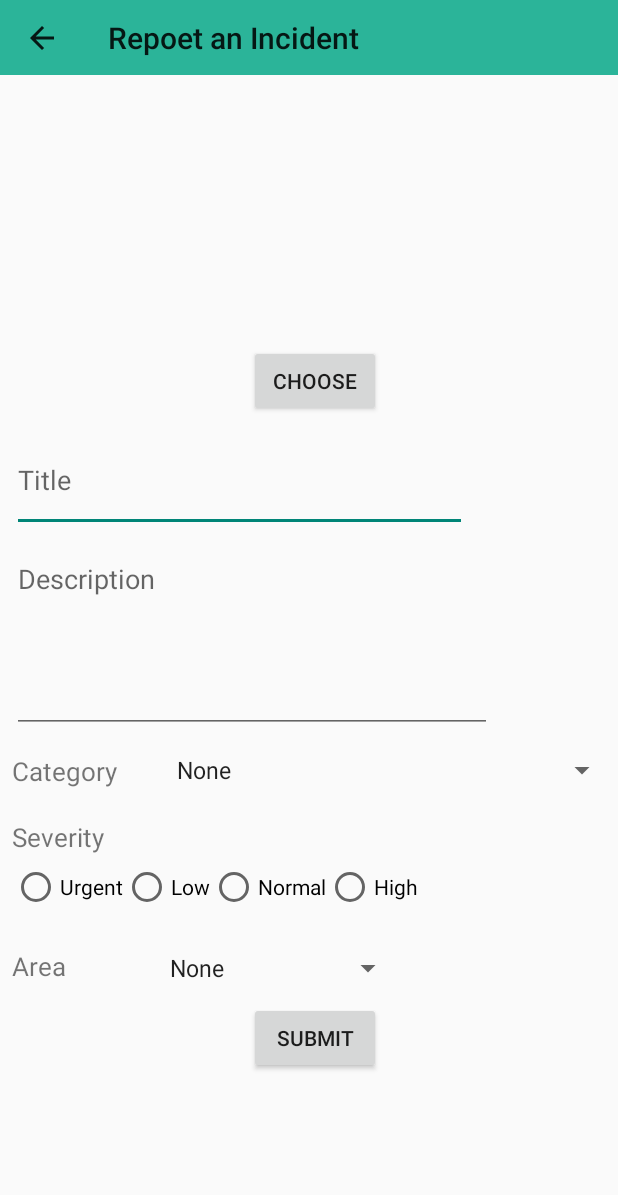
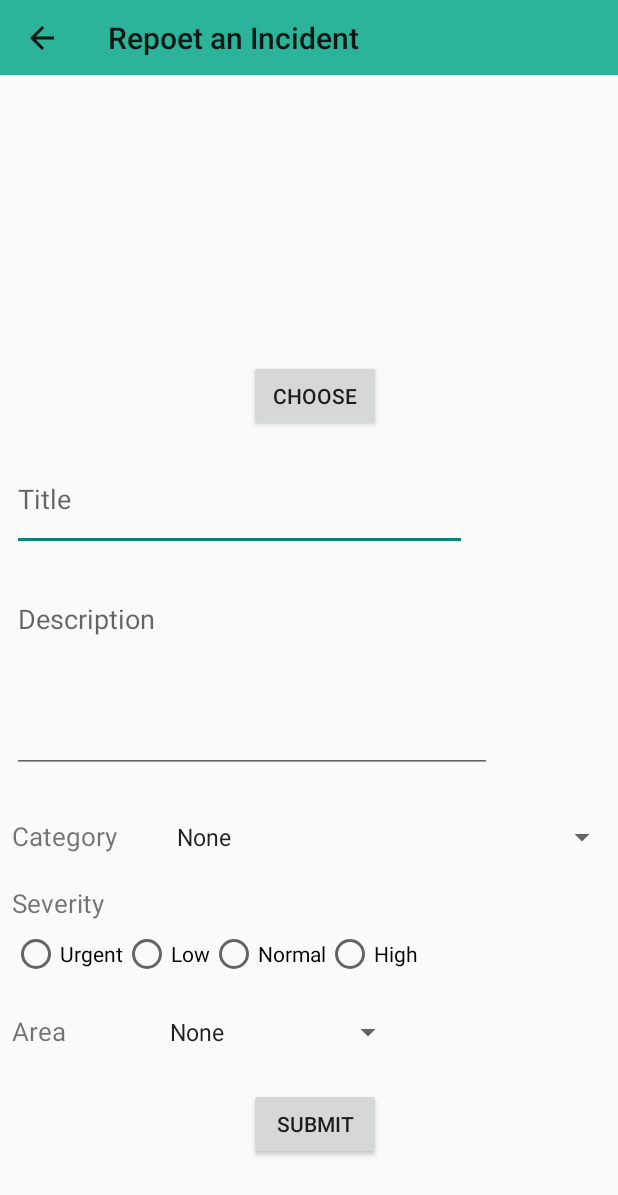
Before and after one commit to Ashenn1/IncidentsCrowdsourcingSystem-GP, an Android app: the ReportIncidentActivity screen opened directly, with no data from a screen before it, on a phone screen of 412 x 824 dp. Shown: the top 1195 px of the screen. Run offline under Robolectric (Android 15) with nearby library versions, the phone set to English and light mode, and no system bars; our stand-ins replace Volley.

Commit message:
UI fixes
submit button isn't showing and toolbar wasn't fixed problems

```diff
--- a/app/src/main/AndroidManifest.xml
+++ b/app/src/main/AndroidManifest.xml
@@ -22,7 +22,7 @@
         <activity android:name=".MainActivity" />
         <activity android:name=".ResetPasswordActivity" />
         <activity android:name=".SignUpActivity" />
-        <activity android:name=".ReportIncidentActivity"/>
+        <activity android:name=".ReportIncidentActivity" android:exported="true"/>
     </application>
 
 </manifest>
--- a/app/src/main/res/layout/activity_report_incident.xml
+++ b/app/src/main/res/layout/activity_report_incident.xml
@@ -1,6 +1,6 @@
 <?xml version="1.0" encoding="utf-8"?>
 
-<android.support.constraint.ConstraintLayout xmlns:android="http://schemas.android.com/apk/res/android"
+<RelativeLayout xmlns:android="http://schemas.android.com/apk/res/android"
     xmlns:app="http://schemas.android.com/apk/res-auto"
     xmlns:tools="http://schemas.android.com/tools"
     android:layout_width="match_parent"
@@ -14,12 +14,6 @@
         android:background="#2BB499"
         android:minHeight="?attr/actionBarSize"
         android:theme="?attr/actionBarTheme"
-        app:layout_constraintBottom_toTopOf="@id/scroll"
-        app:layout_constraintEnd_toEndOf="parent"
-        app:layout_constraintHorizontal_bias="1.0"
-        app:layout_constraintStart_toStartOf="parent"
-        app:layout_constraintTop_toTopOf="parent"
-        app:layout_constraintVertical_bias="0.035"
         app:navigationIcon="?attr/homeAsUpIndicator"
         android:textSize="35sp"
         app:title="@string/reportActivityHeader" />
@@ -27,13 +21,10 @@
     <ScrollView
         android:id="@+id/scroll"
         android:layout_width="match_parent"
-        android:layout_height="wrap_content"
+        android:layout_height="match_parent"
         android:layout_centerHorizontal="true"
         android:layout_centerVertical="true"
-        app:layout_constraintEnd_toEndOf="parent"
-        app:layout_constraintHorizontal_bias="1.0"
-        app:layout_constraintStart_toStartOf="parent"
-        app:layout_constraintTop_toBottomOf="@+id/report_incident_toolbar">
+        android:layout_below="@id/report_incident_toolbar">
 
         <RelativeLayout
             android:id="@+id/relative_layout"
@@ -49,7 +40,7 @@
                 android:layout_alignParentTop="true"
                 android:layout_centerHorizontal="true"
                 android:layout_marginLeft="1dp"
-                android:layout_marginTop="180dp"
+                android:layout_marginTop="190dp"
                 android:orientation="horizontal"
                 android:weightSum="2"
                 android:layout_marginStart="1dp">
@@ -84,18 +75,18 @@
                 android:layout_width="303dp"
                 android:layout_height="57dp"
                 android:layout_alignParentTop="true"
-                android:layout_marginTop="247dp"
+                android:layout_marginTop="260dp"
                 android:ems="10"
                 android:gravity="start|top"
                 android:hint="@string/title"
-                android:inputType="textMultiLine" />
+                android:inputType="text" />
 
             <EditText
                 android:id="@+id/descriptionBox"
                 android:layout_width="320dp"
                 android:layout_height="125dp"
                 android:layout_alignParentTop="true"
-                android:layout_marginTop="313dp"
+                android:layout_marginTop="340dp"
                 android:ems="10"
                 android:gravity="start|top"
                 android:hint="@string/description"
@@ -108,7 +99,7 @@
                 android:layout_alignParentTop="true"
                 android:layout_marginStart="31dp"
                 android:layout_marginLeft="31dp"
-                android:layout_marginTop="451dp"
+                android:layout_marginTop="496dp"
                 android:layout_toEndOf="@+id/category"
                 android:layout_toRightOf="@+id/category" />
 
@@ -117,7 +108,7 @@
                 android:layout_width="wrap_content"
                 android:layout_height="wrap_content"
                 android:layout_alignParentTop="true"
-                android:layout_marginTop="452dp"
+                android:layout_marginTop="495dp"
                 android:layout_marginBottom="23dp"
                 android:text="@string/category"
                 android:textSize="17sp" />
@@ -127,7 +118,7 @@
                 android:layout_width="wrap_content"
                 android:layout_height="wrap_content"
                 android:layout_alignParentTop="true"
-                android:layout_marginTop="525dp"
+                android:layout_marginTop="570dp"
                 android:orientation="horizontal">
 
                 <RadioButton
@@ -161,7 +152,7 @@
                 android:layout_height="wrap_content"
                 android:layout_alignTop="@id/severity_radio_group"
                 android:layout_alignParentTop="true"
-                android:layout_marginTop="496dp"
+                android:layout_marginTop="540dp"
                 android:layout_marginBottom="23dp"
                 android:text="@string/severity"
                 android:textSize="17sp" />
@@ -173,7 +164,7 @@
                 android:layout_alignParentTop="true"
                 android:layout_marginStart="61dp"
                 android:layout_marginLeft="61dp"
-                android:layout_marginTop="583dp"
+                android:layout_marginTop="626dp"
                 android:layout_toEndOf="@+id/area"
                 android:layout_toRightOf="@+id/area" />
 
@@ -182,7 +173,7 @@
                 android:layout_width="wrap_content"
                 android:layout_height="wrap_content"
                 android:layout_alignParentTop="true"
-                android:layout_marginTop="582dp"
+                android:layout_marginTop="625dp"
                 android:layout_marginBottom="23dp"
                 android:text="@string/area"
                 android:textSize="17sp" />
@@ -194,15 +185,15 @@
                 android:layout_alignParentTop="true"
                 android:layout_centerHorizontal="true"
                 android:layout_marginLeft="235dp"
-                android:layout_marginTop="618dp"
+                android:layout_marginTop="675dp"
                 android:orientation="horizontal"
                 android:weightSum="2"
                 android:layout_marginStart="1dp">
 
                 <Button
                     android:id="@+id/btn_submit"
-                    android:layout_width="match_parent"
-                    android:layout_height="match_parent"
+                    android:layout_width="wrap_content"
+                    android:layout_height="wrap_content"
                     android:layout_weight="1"
                     android:text="@string/btn_submit" />
             </LinearLayout>
@@ -213,7 +204,7 @@
                 android:layout_height="wrap_content"
                 android:visibility="gone" />
 
+        </RelativeLayout>
 
-        </RelativeLayout>
     </ScrollView>
-</android.support.constraint.ConstraintLayout>
+</RelativeLayout>
```
